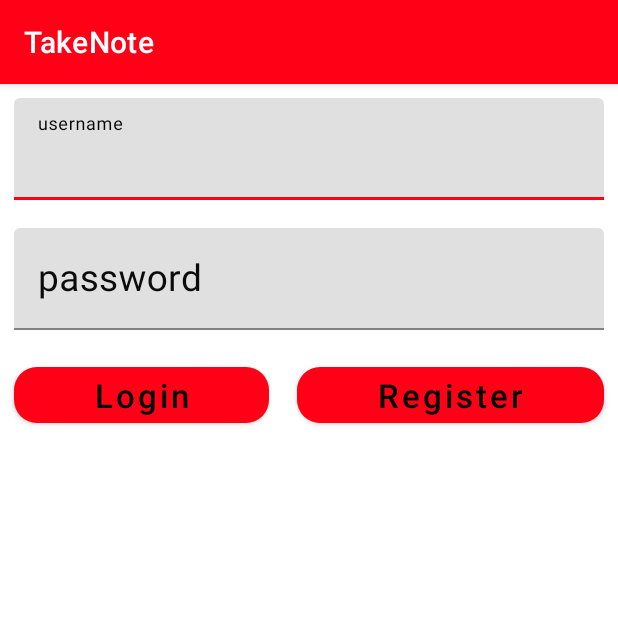
After one commit to Mohmedsabry/note_app, an Android app: the Login screen opened directly, with no data from a screen before it, on a phone screen of 412 x 824 dp, the top half of it. The commit adds this screen. Run offline under Robolectric (Android 15) with nearby library versions, the phone set to English and light mode, and no system bars; our stand-ins replace sdp/ssp sizes; libraries missing offline, so code that uses them is left out: com.readystatesoftware.sqliteasset; Roboto replaces fonts that are not available here.

Commit message:
login register notification

```diff
--- /dev/null
+++ b/app/src/main/java/com/example/takenote/Database/UserDB.java
@@ -0,0 +1,43 @@
+package com.example.takenote.Database;
+
+import android.annotation.SuppressLint;
+import android.content.ContentValues;
+import android.content.Context;
+import android.database.Cursor;
+import android.database.sqlite.SQLiteDatabase;
+
+import com.readystatesoftware.sqliteasset.SQLiteAssetHelper;
+
+import java.util.ArrayList;
+
+public class UserDB extends SQLiteAssetHelper {
+    private static final String NAME ="notes.db";
+    private static final String TABLE ="user";
+    private static final String USERNAME ="username";
+    private static final String PASSWORD ="password";
+    private static final int VERSION =1;
+
+    public UserDB(Context context) {
+        super(context, NAME, null, null, VERSION);
+    }
+    public Boolean insert(User user)
+    {
+        SQLiteDatabase database = getWritableDatabase();
+        ContentValues cv = new ContentValues();
+        cv.put(USERNAME,user.getUsername());
+        cv.put(PASSWORD,user.getPassword());
+        return database.insert(TABLE,null,cv)>-1;
+    }
+    @SuppressLint("Range")
+    public ArrayList<User> getAll(){
+        ArrayList<User>arrayList=new ArrayList<>();
+        SQLiteDatabase database = getReadableDatabase();
+        Cursor c = database.rawQuery("select * from "+TABLE+"",null);
+        if (c.moveToFirst()){
+            do {
+                arrayList.add(new User(c.getInt(c.getColumnIndex("id")),c.getString(c.getColumnIndex(USERNAME)),c.getString(c.getColumnIndex(PASSWORD))));
+            }while (c.moveToNext());
+        }
+        return arrayList;
+    }
+}
--- /dev/null
+++ b/app/src/main/java/com/example/takenote/Login.java
@@ -0,0 +1,54 @@
+package com.example.takenote;
+
+import androidx.appcompat.app.AppCompatActivity;
+
+import android.content.Intent;
+import android.os.Bundle;
+import android.view.View;
+import android.widget.Toast;
+
+import com.example.takenote.Database.User;
+import com.example.takenote.Database.UserDB;
+import com.example.takenote.databinding.ActivityLoginBinding;
+
+import java.util.ArrayList;
+
+public class Login extends AppCompatActivity {
+    ActivityLoginBinding binding;
+    ArrayList<User>arrayList;
+    UserDB db;
+    @Override
+    protected void onCreate(Bundle savedInstanceState) {
+        super.onCreate(savedInstanceState);
+        binding = ActivityLoginBinding.inflate(getLayoutInflater());
+        setContentView(binding.getRoot());
+
+        arrayList= new ArrayList<>();
+        db=new UserDB(this);
+
+        binding.LoginLog.setOnClickListener(new View.OnClickListener() {
+            @Override
+            public void onClick(View view) {
+                String username=binding.LoginUsername.getText().toString();
+                String password=binding.LoginPassword.getText().toString();
+                if (!username.equals("")&&!password.equals("")){
+                    arrayList=db.getAll();
+                    for (User i:arrayList){
+                        if (i.getUsername().equals(username)&&i.getPassword().equals(password)){
+                            System.out.println("ok");
+                            startActivity(new Intent(getBaseContext(), MainActivity.class));
+                        }
+                    }
+                }else {
+                    Toast.makeText(Login.this, "don't let empty", Toast.LENGTH_SHORT).show();
+                }
+            }
+        });
+        binding.LoginReg.setOnClickListener(new View.OnClickListener() {
+            @Override
+            public void onClick(View view) {
+                startActivity(new Intent(getBaseContext(),Register.class));
+            }
+        });
+    }
+}
--- a/app/src/main/java/com/example/takenote/SplashScreen.java
+++ b/app/src/main/java/com/example/takenote/SplashScreen.java
@@ -17,7 +17,7 @@ public class SplashScreen extends AppCompatActivity {
             public void run() {
                 try {
                     Thread.sleep(3000);
-                    startActivity(new Intent(getBaseContext(), MainActivity.class));
+                    startActivity(new Intent(getBaseContext(), Login.class));
                     finish();
                 } catch (InterruptedException e) {
                     throw new RuntimeException(e);
--- /dev/null
+++ b/app/src/main/res/drawable/baseline_notifications_24.xml
@@ -0,0 +1,5 @@
+<vector android:height="24dp" android:tint="#000000"
+    android:viewportHeight="24" android:viewportWidth="24"
+    android:width="24dp" xmlns:android="http://schemas.android.com/apk/res/android">
+    <path android:fillColor="@android:color/white" android:pathData="M12,22c1.1,0 2,-0.9 2,-2h-4c0,1.1 0.89,2 2,2zM18,16v-5c0,-3.07 -1.64,-5.64 -4.5,-6.32L13.5,4c0,-0.83 -0.67,-1.5 -1.5,-1.5s-1.5,0.67 -1.5,1.5v0.68C7.63,5.36 6,7.92 6,11v5l-2,2v1h16v-1l-2,-2z"/>
+</vector>
--- /dev/null
+++ b/app/src/main/res/layout/activity_login.xml
@@ -0,0 +1,73 @@
+<?xml version="1.0" encoding="utf-8"?>
+<LinearLayout xmlns:android="http://schemas.android.com/apk/res/android"
+    xmlns:app="http://schemas.android.com/apk/res-auto"
+    xmlns:tools="http://schemas.android.com/tools"
+    android:layout_width="match_parent"
+    android:layout_height="wrap_content"
+    android:layout_gravity="center"
+    android:orientation="vertical"
+    tools:context=".Login">
+
+    <com.google.android.material.textfield.TextInputLayout
+        android:layout_width="match_parent"
+        android:layout_height="wrap_content"
+        android:layout_margin="@dimen/_7sdp"
+        android:textColorHint="#040404"
+        app:hintTextColor="#040303">
+
+        <com.google.android.material.textfield.TextInputEditText
+            android:id="@+id/Login_username"
+            android:layout_width="match_parent"
+            android:layout_height="wrap_content"
+            android:hint="username"
+            android:textColor="#050505"
+            android:textColorHint="#090909"
+            android:textSize="@dimen/_19ssp" />
+    </com.google.android.material.textfield.TextInputLayout>
+
+    <com.google.android.material.textfield.TextInputLayout
+        android:layout_width="match_parent"
+        android:layout_height="wrap_content"
+        android:layout_margin="@dimen/_7sdp"
+        android:textColorHint="#0B0B0B"
+        app:hintTextColor="#090909">
+
+        <com.google.android.material.textfield.TextInputEditText
+            android:id="@+id/Login_password"
+            android:layout_width="match_parent"
+            android:layout_height="wrap_content"
+            android:hint="password"
+            android:textColor="#050505"
+            android:textColorHint="#050505"
+            android:textSize="@dimen/_19ssp" />
+    </com.google.android.material.textfield.TextInputLayout>
+
+    <LinearLayout
+        android:layout_width="match_parent"
+        android:layout_height="match_parent"
+        android:layout_gravity="center"
+        android:orientation="horizontal">
+
+        <Button
+            android:id="@+id/Login_log"
+            android:layout_width="wrap_content"
+            android:layout_height="wrap_content"
+            android:layout_margin="@dimen/_7sdp"
+            android:layout_weight="1"
+            android:text="Login"
+            android:textAllCaps="false"
+            android:textSize="@dimen/_17ssp"
+            app:cornerRadius="15dp" />
+
+        <Button
+            android:id="@+id/Login_reg"
+            android:layout_width="wrap_content"
+            android:layout_height="wrap_content"
+            android:layout_margin="@dimen/_7sdp"
+            android:layout_weight="1"
+            android:text="Register"
+            android:textAllCaps="false"
+            android:textSize="@dimen/_17ssp"
+            app:cornerRadius="15dp" />
+    </LinearLayout>
+</LinearLayout>
--- a/app/src/main/res/values/themes.xml
+++ b/app/src/main/res/values/themes.xml
@@ -17,4 +17,5 @@
         <item name="android:statusBarColor">#918F8F</item>
         <item name="colorPrimary">#FF0016</item>
     </style>
+
 </resources>
```
Also changed, not shown: app/src/main/AndroidManifest.xml (+10 -5 lines), app/src/main/java/com/example/takenote/Database/User.java (added, +51 -0 lines), app/src/main/java/com/example/takenote/EditNote.java (+24 -4 lines), app/src/main/java/com/example/takenote/Register.java (added, +37 -0 lines), app/src/main/res/layout/activity_register.xml (added, +56 -0 lines), app/src/main/assets/databases/notes.db.
